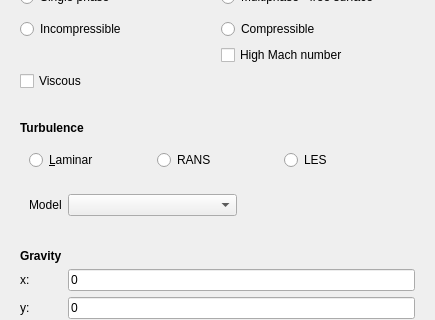
The window that core/gui/TaskPanelPhysics.ui (jaheyns/CfdOF) describes before a commit, drawn with Qt 5; both pictures show x 0 to 435 and y 123 to 443 of the 435 by 732 pixel window.
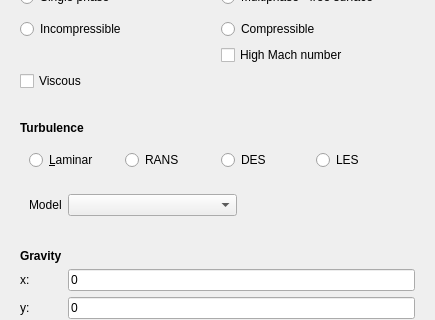
The same window after the commit. Custom widgets are drawn as their Qt base class.

Commit message: Add DES capabilities to Physics page, add readout's of LES vs RANS zones in flow field, update BC's, schemes and solvers

Diff of the .ui file:
```diff
--- a/core/gui/TaskPanelPhysics.ui
+++ b/core/gui/TaskPanelPhysics.ui
@@ -413,13 +413,20 @@
 											</property>
 										</widget>
 									</item>
-									<item row="1" column="2">
+         <item row="1" column="3">
 										<widget class="QRadioButton" name="radioButtonLES">
 											<property name="text">
 												<string>LES</string>
 											</property>
 										</widget>
 									</item>
+         <item row="1" column="2">
+          <widget class="QRadioButton" name="radioButtonDES">
+           <property name="text">
+            <string>DES</string>
+           </property>
+          </widget>
+         </item>
 								</layout>
 							</widget>
 						</item>
```
Lines whose indentation alone changed are shown as unchanged. The commit also changes 14 other files.
